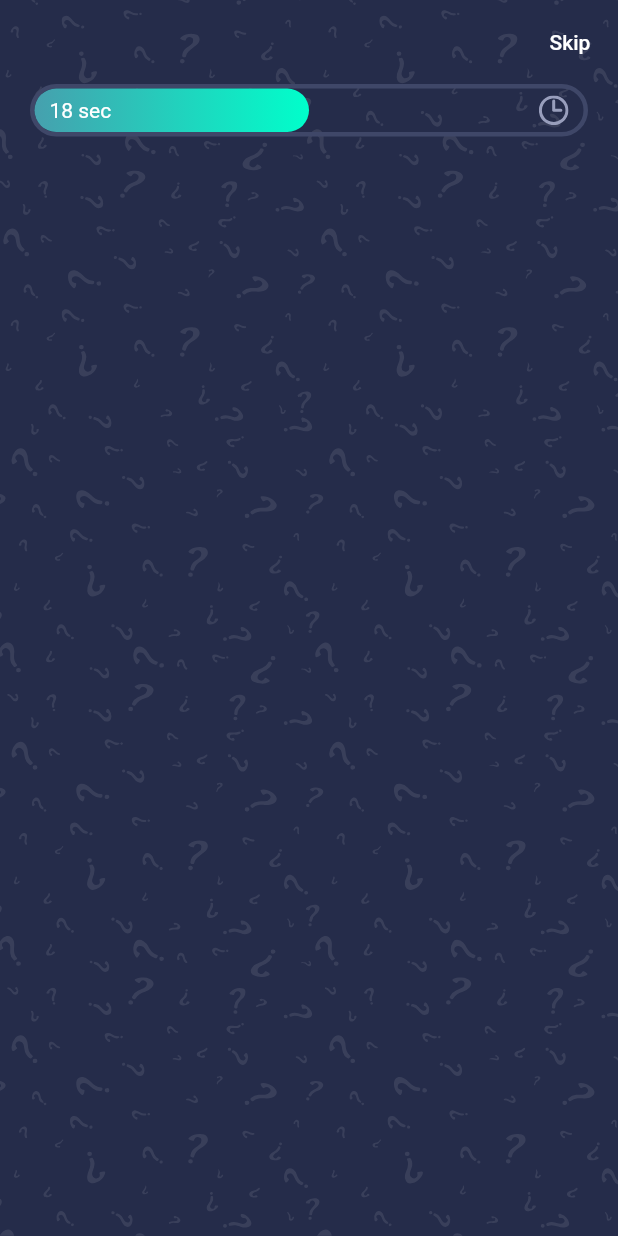
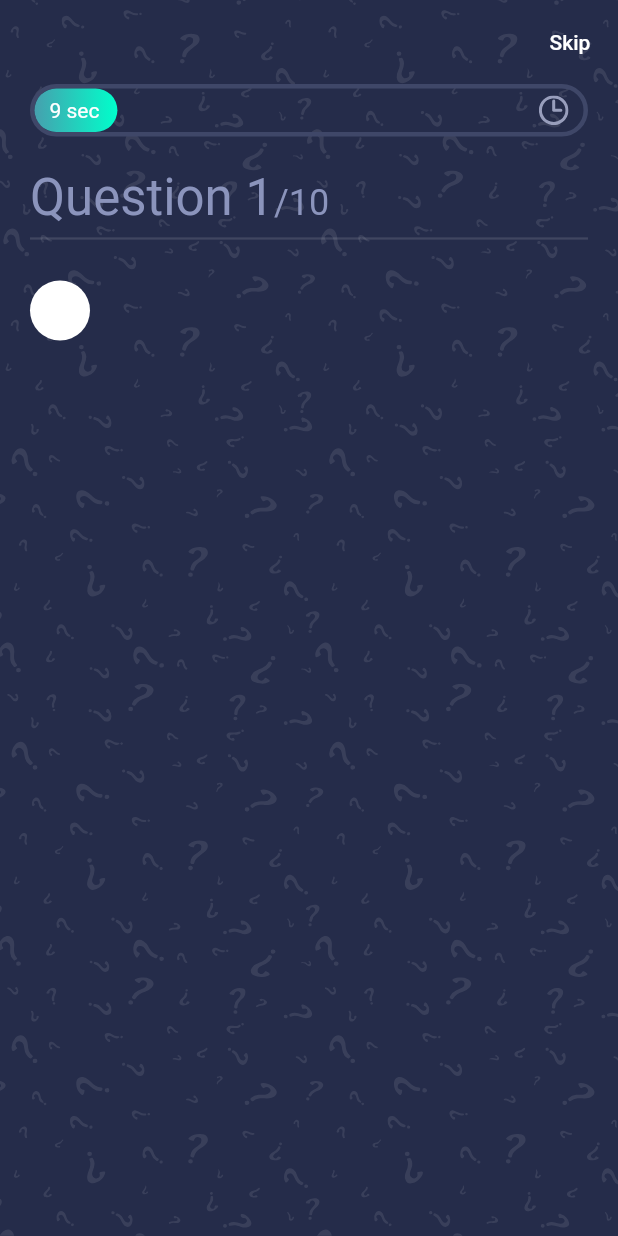
Before and after one commit to BailoMbaye/QuizApp, a Flutter app: the screen it shows after launch, after a tap on "Skip", on a phone screen of 412 x 824 dp. Run offline on Flutter 3.47's test engine with Material 2 defaults, Android fonts, the phone set to English and light mode, and no system bars; our stand-ins replace get, websafe_svg.

Commit message:
continuite rendre dynamique

```diff
--- /dev/null
+++ b/lib/controllers/question_controller.dart
@@ -0,0 +1,44 @@
+import 'package:flutter/material.dart';
+import 'package:get/get.dart';
+
+//Nous utilisons le paquet get pour la gestion de notre état
+
+class QuestionController extends GetxController
+    with SingleGetTickerProviderMixin {
+  // Lets animated our progress bar
+
+  AnimationController _animationController;
+  Animation _animation;
+  // so that we can access our animation outside
+  Animation get animation => this._animation;
+
+  // called immediately after the widget is allocated memory
+  @override
+  void onInit() {
+    // Our animation duration is 60 s
+    // so our plan is to fill the progress bar within 60s
+    _animationController =
+        AnimationController(duration: Duration(seconds: 60), vsync: this);
+    _animation = Tween<double>(begin: 0, end: 1).animate(_animationController)
+      ..addListener(() {
+        // update like setState
+        update();
+      });
+
+    // start our animation
+    // Once 60s is completed go to the next qn
+    _animationController.forward().whenComplete(nextQuestion);
+    super.onInit();
+  }
+
+  // // called just before the Controller is deleted from memory
+  @override
+  void onClose() {
+    super.onClose();
+    _animationController.dispose();
+  }
+
+  void nextQuestion() {}
+
+  void updateTheQnNum(int index) {}
+}
--- a/lib/main.dart
+++ b/lib/main.dart
@@ -7,7 +7,7 @@ void main() {
 }
 
 class MyApp extends StatelessWidget {
-  const MyApp({super.key});
+  const MyApp();
 
   // This widget is the root of your application.
   @override
--- a/lib/screens/quiz/components/body.dart
+++ b/lib/screens/quiz/components/body.dart
@@ -1,11 +1,10 @@
 import 'package:flutter/material.dart';
 import 'package:quiz_app/colors.dart';
+import 'package:quiz_app/screens/quiz/components/progress_bar.dart';
 import 'package:websafe_svg/websafe_svg.dart';
 
 class Body extends StatelessWidget {
-  const Body({
-    super.key,
-  });
+  const Body();
 
   @override
   Widget build(BuildContext context) {
@@ -20,44 +19,44 @@ class Body extends StatelessWidget {
           child: Padding(
             padding: const EdgeInsets.symmetric(horizontal: kDefaultPadding),
             child: Column(
+              crossAxisAlignment: CrossAxisAlignment.start,
               children: [
+                ProgressBar(),
+                SizedBox(
+                  height: kDefaultPadding,
+                ),
+                Text.rich(
+                  TextSpan(
+                    text: "Question 1",
+                    style: Theme.of(context)
+                        .textTheme
+                        .headline4
+                        .copyWith(color: kSecondaryColor),
+                    children: [
+                      TextSpan(
+                        text: "/10",
+                        style: Theme.of(context)
+                            .textTheme
+                            .headline5
+                            .copyWith(color: kSecondaryColor),
+                      ),
+                    ],
+                  ),
+                ),
+                Divider(
+                  thickness: 1.5,
+                ),
+                SizedBox(
+                  height: kDefaultPadding,
+                ),
                 Container(
-                  width: double.infinity,
-                  height: 35,
+                  padding: EdgeInsets.all(kDefaultPadding),
                   decoration: BoxDecoration(
-                    border: Border.all(
-                      color: Color(0xFF3F4768),
-                      width: 3,
-                    ),
-                    borderRadius: BorderRadius.circular(50),
+                    color: Colors.white,
+                    borderRadius: BorderRadius.circular(25),
                   ),
-                  child: Stack(
-                    children: [
-                      // Layout Builder nous fournit l'espace disponible pour le conteneur
-                      // constraints.maxWith nécessaire pour notre animation
-                      LayoutBuilder(
-                        builder: (context, constraints) => Container(
-                          width: constraints.maxWidth * 0.5, // convertit en 50%
-                          decoration: BoxDecoration(
-                            gradient: kPrimaryGradient,
-                            borderRadius: BorderRadius.circular(50),
-                          ),
-                        ),
-                      ),
-                      Positioned.fill(
-                        child: Padding(
-                          padding: const EdgeInsets.symmetric(
-                              horizontal: kDefaultPadding / 2),
-                          child: Row(
-                            mainAxisAlignment: MainAxisAlignment.spaceBetween,
-                            children: [
-                              Text("18 sec"),
-                              WebsafeSvg.asset("assets/icons/clock.svg"),
-                            ],
-                          ),
-                        ),
-                      )
-                    ],
+                  child: Column(
+                    children: [],
                   ),
                 ),
               ],
--- /dev/null
+++ b/lib/screens/quiz/components/progress_bar.dart
@@ -0,0 +1,59 @@
+import 'package:flutter/material.dart';
+import 'package:get/get_state_manager/src/simple/get_state.dart';
+import 'package:quiz_app/colors.dart';
+import 'package:quiz_app/controllers/question_controller.dart';
+import 'package:websafe_svg/websafe_svg.dart';
+
+class ProgressBar extends StatelessWidget {
+  const ProgressBar();
+
+  @override
+  Widget build(BuildContext context) {
+    return Container(
+      width: double.infinity,
+      height: 35,
+      decoration: BoxDecoration(
+        border: Border.all(
+          color: Color(0xFF3F4768),
+          width: 3,
+        ),
+        borderRadius: BorderRadius.circular(50),
+      ),
+      child: GetBuilder<QuestionController>(
+          init: QuestionController(),
+          builder: (controller) {
+            print(controller.animation.value);
+            return Stack(
+              children: [
+                // Layout Builder nous fournit l'espace disponible pour le conteneur
+                // constraints.maxWith nécessaire pour notre animation
+                LayoutBuilder(
+                  builder: (context, constraints) => Container(
+                    width: constraints.maxWidth *
+                        controller.animation.value, // convertit en 50%
+                    decoration: BoxDecoration(
+                      gradient: kPrimaryGradient,
+                      borderRadius: BorderRadius.circular(50),
+                    ),
+                  ),
+                ),
+                Positioned.fill(
+                  child: Padding(
+                    padding: const EdgeInsets.symmetric(
+                        horizontal: kDefaultPadding / 2),
+                    child: Row(
+                      mainAxisAlignment: MainAxisAlignment.spaceBetween,
+                      children: [
+                        Text(
+                            "${(controller.animation.value * 60).round()} sec"),
+                        WebsafeSvg.asset("assets/icons/clock.svg"),
+                      ],
+                    ),
+                  ),
+                )
+              ],
+            );
+          }),
+    );
+  }
+}
--- a/lib/screens/quiz/quiz_screen.dart
+++ b/lib/screens/quiz/quiz_screen.dart
@@ -3,7 +3,7 @@ import 'package:quiz_app/screens/quiz/components/body.dart';
 import 'package:websafe_svg/websafe_svg.dart';
 
 class QuizScreen extends StatelessWidget {
-  const QuizScreen({super.key});
+  const QuizScreen();
 
   @override
   Widget build(BuildContext context) {
--- a/lib/screens/welcome/welcome_screen.dart
+++ b/lib/screens/welcome/welcome_screen.dart
@@ -3,7 +3,7 @@ import 'package:quiz_app/colors.dart';
 import 'package:websafe_svg/websafe_svg.dart';
 
 class WelcomeScreen extends StatelessWidget {
-  const WelcomeScreen({super.key});
+  const WelcomeScreen();
 
   @override
   Widget build(BuildContext context) {
--- a/pubspec.yaml
+++ b/pubspec.yaml
@@ -19,7 +19,7 @@ publish_to: 'none' # Remove this line if you wish to publish to pub.dev
 version: 1.0.0+1
 
 environment:
-  sdk: '>=2.19.0 <3.0.0'
+  sdk: '>=2.7.0 <3.0.0'
 
 # Dependencies specify other packages that your package needs in order to work.
 # To automatically upgrade your package dependencies to the latest versions
```
Also changed, not shown: pubspec.lock.
